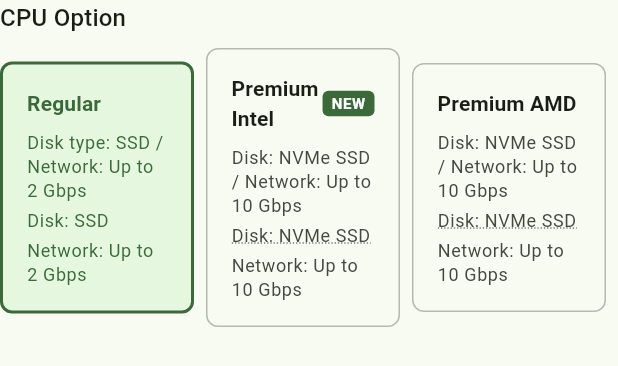
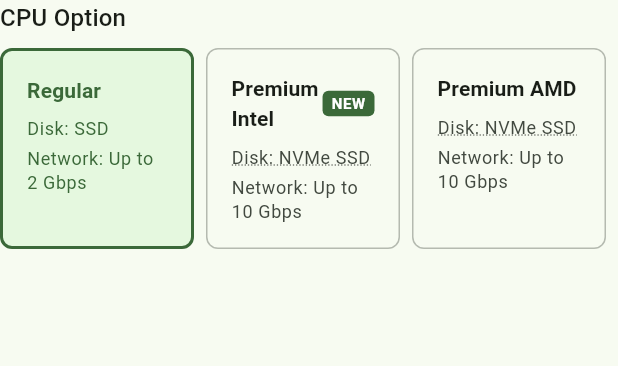
Before and after one commit to Screendead/minecraft-server-admin, a Flutter app: the CpuOptionSelector widget shown alone on an empty page, opened directly with empty values, on a phone screen of 412 x 824 dp. Shown: the top 366 px of the screen. Run offline on Flutter 3.47's test engine with Material 3 defaults, Android fonts, the light colour scheme and no system bars; our stand-ins replace cloud_firestore, file_picker, firebase_auth, firebase_core, firebase_storage, flutter_secure_storage and 2 more; missing offline and left inert: encrypt; accounts and stored records are empty.

Commit message:
fix: make CPU option cards same height and remove repetitive content
- Wrap Row with IntrinsicHeight to ensure all cards have the same height
- Remove repetitive description text that duplicated the disk/network info
- Keep only the essential disk and network information in a clean format
- Maintain dotted underline decoration for 'NVMe SSD' text
- Cards now have consistent visual appearance and cleaner content

```diff
--- a/app/lib/widgets/cpu_option_selector.dart
+++ b/app/lib/widgets/cpu_option_selector.dart
@@ -43,7 +43,8 @@
           style: Theme.of(context).textTheme.titleMedium,
         ),
         const SizedBox(height: 8),
-        Row(
+        IntrinsicHeight(
+          child: Row(
             children: availableOptions.map((option) {
               final isSelected = selectedOption == option;
               return Expanded(
@@ -58,6 +59,7 @@
                 ),
               );
             }).toList(),
+          ),
         ),
       ],
     );
@@ -135,15 +137,6 @@
               ],
             ),
             const SizedBox(height: 8),
-            Text(
-              option.description,
-              style: theme.textTheme.bodySmall?.copyWith(
-                color: isSelected
-                    ? colorScheme.primary
-                    : colorScheme.onSurfaceVariant,
-              ),
-            ),
-            const SizedBox(height: 4),
             Wrap(
               spacing: 8,
               runSpacing: 4,
```
Lines whose indentation alone changed are shown as unchanged.
